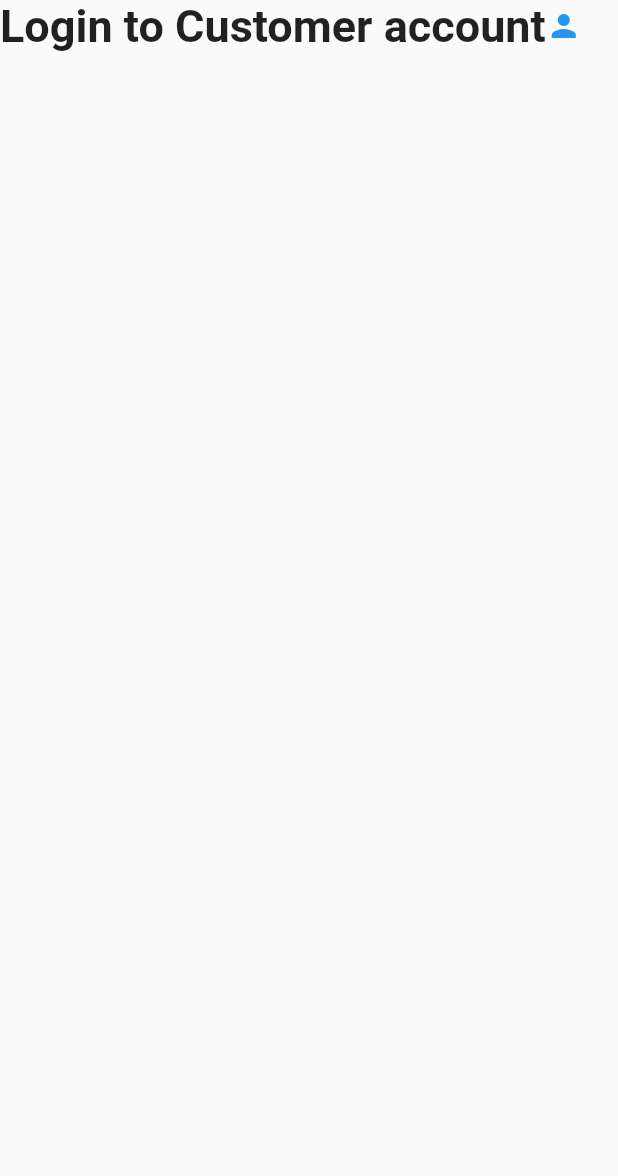
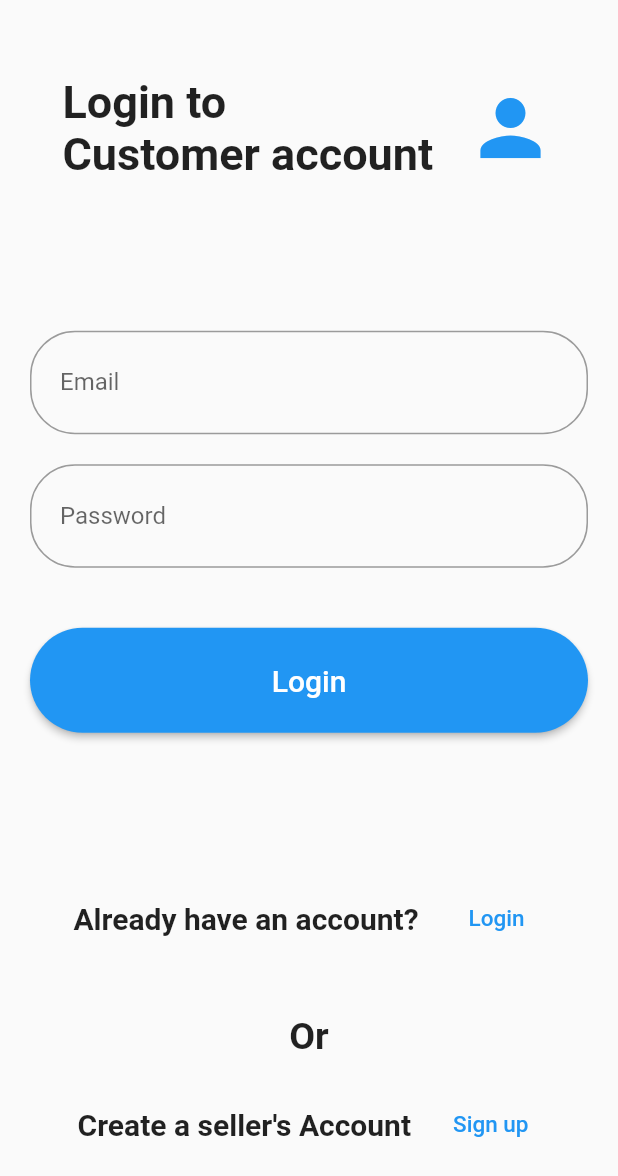
Before and after one commit to yemicoder/multi_vendor, a Flutter app: the CustomerLoginScreen screen opened directly, on a phone screen of 412 x 824 dp. Shown: the top 1176 px of the screen. Run offline on Flutter 3.47's test engine with Material 2 defaults, Android fonts, the phone set to English and light mode, and no system bars; our stand-ins replace cloud_firestore, firebase_auth, firebase_core, firebase_storage, image_picker; accounts and stored records are empty.

Commit message:
added login page

```diff
--- a/lib/main.dart
+++ b/lib/main.dart
@@ -1,5 +1,6 @@
 import 'package:firebase_core/firebase_core.dart';
 import 'package:flutter/material.dart';
+import 'package:multi_vendor/views/customer_login_screen.dart';
 import 'package:multi_vendor/views/landing_customer_screen.dart';
 
 void main() async {
--- a/lib/views/customer_login_screen.dart
+++ b/lib/views/customer_login_screen.dart
@@ -13,20 +13,113 @@ class _CustomerLoginScreenState extends State<CustomerLoginScreen> {
     return Scaffold(
       body: SafeArea(
         child: Container(
+          padding: EdgeInsets.only(left: 20, right: 20),
           child: Column(
+            mainAxisAlignment: MainAxisAlignment.center,
             children: [
               Row(
-                children: [
-                  Text("Login to Customer account",
+                mainAxisAlignment: MainAxisAlignment.spaceEvenly,
+                children: const [
+                  Text("Login to \nCustomer account",
                   style: TextStyle(
                     fontSize: 30,
                     fontWeight: FontWeight.bold,
                   ),
                   ),
-                  Icon(Icons.person, color: Colors.blue,),
-
+                  Icon(Icons.person, color: Colors.blue, size: 60,),
                 ],
-              )
+              ),
+              SizedBox(height: 100,),
+              TextField(
+                decoration: InputDecoration(
+                  hintText: 'Enter your email',
+                  labelText: "Email",
+                  contentPadding: EdgeInsets.only(
+                    top: 30, right: 30, left: 20, bottom: 20
+                  ),
+                  border: OutlineInputBorder(
+                    borderRadius: BorderRadius.circular(30),
+                  )
+                ),
+              ),
+              const SizedBox(height: 20,),
+              TextField(
+                decoration: InputDecoration(
+                    hintText: 'Enter your password',
+                    labelText: "Password",
+                    contentPadding: const EdgeInsets.only(
+                        top: 30, right: 30, left: 20, bottom: 20
+                    ),
+                    border: OutlineInputBorder(
+                      borderRadius: BorderRadius.circular(30),
+                    )
+                ),
+              ),
+              const SizedBox(height: 40,),
+              ElevatedButton(onPressed: () {},
+                  style: ElevatedButton.styleFrom(
+                  primary: Colors.blue,
+                    minimumSize: Size.fromHeight(70),
+                    shape: RoundedRectangleBorder(
+                      borderRadius: BorderRadius.circular(35)
+                    )
+              ),
+                  child: const Text("Login",
+                  style: TextStyle(
+                    fontSize: 20,
+                  ),),
+              ),
+              const SizedBox(height: 100,),
+              Row(
+                mainAxisAlignment: MainAxisAlignment.center,
+                children: [
+                  const Text("Already have an account?",
+                    style: TextStyle(
+                        fontSize: 20,
+                        fontWeight: FontWeight.bold
+                    ),
+                  ),
+                  const SizedBox(width: 20,),
+                  TextButton(
+                    onPressed: () {},
+                    child: const Text("Login",
+                      style: TextStyle(
+                          fontSize: 15,
+                          color: Colors.blue
+                      ),
+                    ),
+                  ),
+                ],
+              ),
+              const SizedBox(height: 40,),
+              const Text("Or",
+                style: TextStyle(
+                  fontSize: 25,
+                  fontWeight: FontWeight.bold,
+                ),
+              ),
+              const SizedBox(height: 20,),
+              Row(
+                mainAxisAlignment: MainAxisAlignment.center,
+                children: [
+                  const Text("Create a seller's Account",
+                    style: TextStyle(
+                        fontSize: 20,
+                        fontWeight: FontWeight.bold
+                    ),
+                  ),
+                  const SizedBox(width: 20,),
+                  TextButton(
+                    onPressed: () {},
+                    child: const Text("Sign up",
+                      style: TextStyle(
+                          fontSize: 15,
+                          color: Colors.blue
+                      ),
+                    ),
+                  ),
+                ],
+              ),
             ],
           ),
         ),
--- a/lib/views/landing_customer_screen.dart
+++ b/lib/views/landing_customer_screen.dart
@@ -15,7 +15,7 @@ class LandingCustomerScreen extends StatefulWidget {
 }
 
 class _LandingCustomerScreenState extends State<LandingCustomerScreen> {
-  final AuthController _authController =  AuthController();
+  final AuthController authController =  AuthController();
   bool passwordVisible = true;
   final TextEditingController _fullNameController = TextEditingController();
   final TextEditingController _emailController = TextEditingController();
@@ -25,7 +25,7 @@ class _LandingCustomerScreenState extends State<LandingCustomerScreen> {
   bool isLoading = false;
 
   pickImageFromGallery() async {
-    Uint8List im = await _authController.pickImage(ImageSource.gallery);
+    Uint8List im = await authController.pickImage(ImageSource.gallery);
 
     setState(() {
       image = im;
@@ -33,7 +33,7 @@ class _LandingCustomerScreenState extends State<LandingCustomerScreen> {
   }
 
   pickImageFromCamera() async {
-    Uint8List im = await _authController.pickImage(ImageSource.camera);
+    Uint8List im = await authController.pickImage(ImageSource.camera);
 
     setState(() {
       image = im;
@@ -45,7 +45,7 @@ class _LandingCustomerScreenState extends State<LandingCustomerScreen> {
     setState(() {
       isLoading = true;
     });
-    String res = await _authController.signUpUsers(_fullNameController.text,
+    String res = await authController.signUpUsers(_fullNameController.text,
         _emailController.text, _passwordController.text, image);
 
       setState(() {
@@ -65,16 +65,7 @@ class _LandingCustomerScreenState extends State<LandingCustomerScreen> {
   @override
   Widget build(BuildContext context) {
     return Scaffold(
-      appBar: AppBar(
-        backgroundColor: Colors.purple,
-        title: const Text(
-          'MULTI VENDOR',
-          style: TextStyle(
-            fontSize: 30
-        ),
-        ),
-        centerTitle: true,
-      ),
+
       body: SingleChildScrollView(
         child: SafeArea(
           child: Container(
@@ -84,19 +75,19 @@ class _LandingCustomerScreenState extends State<LandingCustomerScreen> {
                 mainAxisAlignment: MainAxisAlignment.center,
                 children: [
                   Row(
-                    mainAxisAlignment: MainAxisAlignment.spaceBetween,
+                    mainAxisAlignment: MainAxisAlignment.spaceEvenly,
                     children: const [
-                      Text ("Create Customer's Account",
+                      Text ("Create \nCustomer's Account",
                       style: TextStyle(
                         fontWeight: FontWeight.bold,
                         fontSize: 30,
                         color: Colors.black
                       ),
                       ),
-                      Icon(Icons.person, color: Colors.blue, size: 40,),
+                      Icon(Icons.person, color: Colors.blue, size: 60,),
                     ],
                   ),
-                  SizedBox(height: 30,),
+                  const SizedBox(height: 60,),
                   Row(
                     mainAxisAlignment: MainAxisAlignment.center,
                     children: [
@@ -104,7 +95,7 @@ class _LandingCustomerScreenState extends State<LandingCustomerScreen> {
                         radius: 80,
                         backgroundImage: MemoryImage(image!),
                       ) :
-                      CircleAvatar(
+                      const CircleAvatar(
                         radius: 80,
                         backgroundColor: Colors.grey,
                       ),
@@ -144,7 +135,7 @@ class _LandingCustomerScreenState extends State<LandingCustomerScreen> {
                       ),
                     ],
                   ),
-                  const SizedBox(height: 30,),
+                  const SizedBox(height: 60,),
                   TextField(
                     controller: _fullNameController,
                     decoration: InputDecoration(
```
